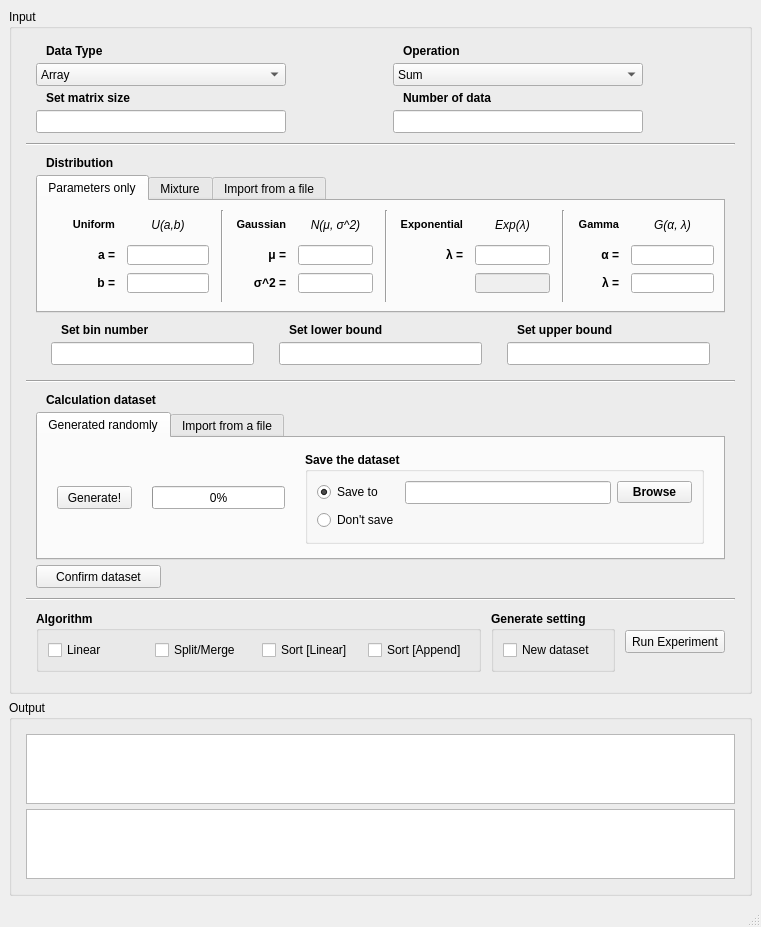
The window that src/mainwindow.ui (hungnv-sr/Map-Reduce-USTH-M1-2019) describes before a commit, drawn with Qt 5.
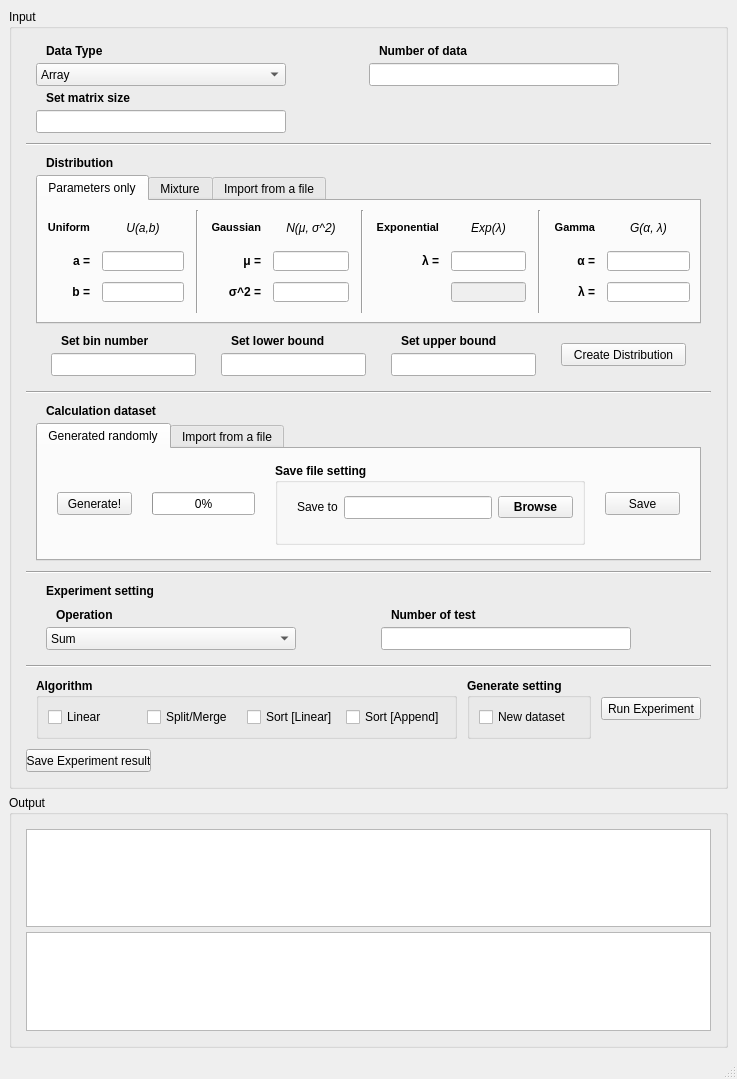
The same window after the commit.

Patch:
```diff
--- a/src/mainwindow.ui
+++ b/src/mainwindow.ui
@@ -6,8 +6,8 @@
    <rect>
     <x>0</x>
     <y>0</y>
-    <width>761</width>
-    <height>923</height>
+    <width>737</width>
+    <height>1079</height>
    </rect>
   </property>
   <property name="windowTitle">
@@ -30,7 +30,7 @@
           <number>5</number>
          </property>
          <item row="0" column="0">
-          <layout class="QVBoxLayout" name="vLayoutInputComponents" stretch="0,1,0,0,0,0,0">
+          <layout class="QVBoxLayout" name="vLayoutInputComponents" stretch="0,1,0,0,0,0,0,0,0,0">
            <property name="spacing">
             <number>5</number>
            </property>
@@ -66,39 +66,11 @@
              <property name="verticalSpacing">
               <number>5</number>
              </property>
-             <item row="0" column="2" colspan="2">
-              <widget class="QLabel" name="lblOperation">
+             <item row="3" column="0" colspan="2">
+              <widget class="QLineEdit" name="lEditMatSize">
                <property name="minimumSize">
                 <size>
-                 <width>0</width>
-                 <height>14</height>
-                </size>
-               </property>
-               <property name="maximumSize">
-                <size>
-                 <width>16777215</width>
-                 <height>14</height>
-                </size>
-               </property>
-               <property name="font">
-                <font>
-                 <weight>75</weight>
-                 <bold>true</bold>
-                </font>
-               </property>
-               <property name="text">
-                <string>Operation</string>
-               </property>
-               <property name="indent">
-                <number>10</number>
-               </property>
-              </widget>
-             </item>
-             <item row="1" column="2" colspan="2">
-              <widget class="QComboBox" name="cBoxOperation">
-               <property name="minimumSize">
-                <size>
-                 <width>0</width>
+                 <width>50</width>
                  <height>23</height>
                 </size>
                </property>
@@ -108,21 +80,6 @@
                  <height>16777215</height>
                 </size>
                </property>
-               <item>
-                <property name="text">
-                 <string>Sum</string>
-                </property>
-               </item>
-               <item>
-                <property name="text">
-                 <string>Multiplication</string>
-                </property>
-               </item>
-               <item>
-                <property name="text">
-                 <string>Element-wise multiplication</string>
-                </property>
-               </item>
               </widget>
              </item>
              <item row="1" column="0" colspan="2">
@@ -151,22 +108,6 @@
                </item>
               </widget>
              </item>
-             <item row="3" column="0" colspan="2">
-              <widget class="QLineEdit" name="lEditMatSize">
-               <property name="minimumSize">
-                <size>
-                 <width>50</width>
-                 <height>23</height>
-                </size>
-               </property>
-               <property name="maximumSize">
-                <size>
-                 <width>250</width>
-                 <height>16777215</height>
-                </size>
-               </property>
-              </widget>
-             </item>
              <item row="2" column="0" colspan="2">
               <widget class="QLabel" name="lblMatSize">
                <property name="minimumSize">
@@ -195,34 +136,6 @@
                </property>
               </widget>
              </item>
-             <item row="2" column="2" colspan="2">
-              <widget class="QLabel" name="lblNumData">
-               <property name="minimumSize">
-                <size>
-                 <width>0</width>
-                 <height>14</height>
-                </size>
-               </property>
-               <property name="maximumSize">
-                <size>
-                 <width>16777215</width>
-                 <height>14</height>
-                </size>
-               </property>
-               <property name="font">
-                <font>
-                 <weight>75</weight>
-                 <bold>true</bold>
-                </font>
-               </property>
-               <property name="text">
-                <string>Number of data</string>
-               </property>
-               <property name="indent">
-                <number>10</number>
-               </property>
-              </widget>
-             </item>
              <item row="0" column="0" colspan="2">
               <widget class="QLabel" name="lblDataType">
                <property name="minimumSize">
@@ -251,7 +164,35 @@
                </property>
               </widget>
              </item>
-             <item row="3" column="2" colspan="2">
+             <item row="0" column="2" colspan="2">
+              <widget class="QLabel" name="lblNumData">
+               <property name="minimumSize">
+                <size>
+                 <width>0</width>
+                 <height>14</height>
+                </size>
+               </property>
+               <property name="maximumSize">
+                <size>
+                 <width>16777215</width>
+                 <height>14</height>
+                </size>
+               </property>
+               <property name="font">
+                <font>
+                 <weight>75</weight>
+                 <bold>true</bold>
+                </font>
+               </property>
+               <property name="text">
+                <string>Number of data</string>
+               </property>
+               <property name="indent">
+                <number>10</number>
+               </property>
+              </widget>
+             </item>
+             <item row="1" column="2" colspan="2">
               <widget class="QLineEdit" name="lEditNumData">
                <property name="minimumSize">
                 <size>
@@ -340,7 +281,7 @@
                     <number>12</number>
                    </property>
                    <property name="leftMargin">
-                    <number>25</number>
+                    <number>0</number>
                    </property>
                    <property name="topMargin">
                     <number>0</number>
@@ -1068,7 +1009,7 @@
               </widget>
              </item>
              <item>
-              <layout class="QGridLayout" name="gLayoutBounds" columnstretch="1,1,1">
+              <layout class="QGridLayout" name="gLayoutBounds" columnstretch="1,1,1,0">
                <property name="leftMargin">
                 <number>15</number>
                </property>
@@ -1087,6 +1028,62 @@
                <property name="verticalSpacing">
                 <number>5</number>
                </property>
+               <item row="0" column="2">
+                <widget class="QLabel" name="lblUpperBound">
+                 <property name="minimumSize">
+                  <size>
+                   <width>0</width>
+                   <height>14</height>
+                  </size>
+                 </property>
+                 <property name="maximumSize">
+                  <size>
+                   <width>16777215</width>
+                   <height>14</height>
+                  </size>
+                 </property>
+                 <property name="font">
+                  <font>
+                   <weight>75</weight>
+                   <bold>true</bold>
+                  </font>
+                 </property>
+                 <property name="text">
+                  <string>Set upper bound</string>
+                 </property>
+                 <property name="indent">
+                  <number>10</number>
+                 </property>
+                </widget>
+               </item>
+               <item row="0" column="1">
+                <widget class="QLabel" name="lblLowerBound">
+                 <property name="minimumSize">
+                  <size>
+                   <width>0</width>
+                   <height>14</height>
+                  </size>
+                 </property>
+                 <property name="maximumSize">
+                  <size>
+                   <width>16777215</width>
+                   <height>14</height>
+                  </size>
+                 </property>
+                 <property name="font">
+                  <font>
+                   <weight>75</weight>
+                   <bold>true</bold>
+                  </font>
+                 </property>
+                 <property name="text">
+                  <string>Set lower bound</string>
+                 </property>
+                 <property name="indent">
+                  <number>10</number>
+                 </property>
+                </widget>
+               </item>
                <item row="1" column="1">
                 <widget class="QLineEdit" name="lEditLowerBound">
                  <property name="minimumSize">
@@ -1163,59 +1160,30 @@
                  </property>
                 </widget>
                </item>
-               <item row="0" column="1">
-                <widget class="QLabel" name="lblLowerBound">
+               <item row="0" column="3" rowspan="2">
+                <widget class="QPushButton" name="pButtonCreateDistribution">
                  <property name="minimumSize">
                   <size>
-                   <width>0</width>
-                   <height>14</height>
+                   <width>125</width>
+                   <height>23</height>
                   </size>
                  </property>
                  <property name="maximumSize">
                   <size>
-                   <width>16777215</width>
-                   <height>14</height>
+                   <width>125</width>
+                   <height>16777215</height>
                   </size>
                  </property>
                  <property name="font">
                   <font>
-                   <weight>75</weight>
-                   <bold>true</bold>
+                   <italic>false</italic>
                   </font>
                  </property>
-                 <property name="text">
-                  <string>Set lower bound</string>
+                 <property name="layoutDirection">
+                  <enum>Qt::LeftToRight</enum>
                  </property>
-                 <property name="indent">
-                  <number>10</number>
-                 </property>
-                </widget>
-               </item>
-               <item row="0" column="2">
-                <widget class="QLabel" name="lblUpperBound">
-                 <property name="minimumSize">
-                  <size>
-                   <width>0</width>
-                   <height>14</height>
-                  </size>
-                 </property>
-                 <property name="maximumSize">
-                  <size>
-                   <width>16777215</width>
-                   <height>14</height>
-                  </size>
-                 </property>
-                 <property name="font">
-                  <font>
-                   <weight>75</weight>
-                   <bold>true</bold>
-                  </font>
-                 </property>
                  <property name="text">
-                  <string>Set upper bound</string>
-                 </property>
-                 <property name="indent">
-                  <number>10</number>
+                  <string>Create Distribution</string>
                  </property>
                 </widget>
                </item>
@@ -1283,7 +1251,7 @@
                 </attribute>
                 <layout class="QHBoxLayout" name="horizontalLayout_9">
                  <item>
-                  <layout class="QHBoxLayout" name="hLayoutInput_3_Page_1" stretch="1,2,6">
+                  <layout class="QHBoxLayout" name="hLayoutInput_3_Page_1" stretch="1,2,6,0">
                    <property name="spacing">
                     <number>20</number>
                    </property>
@@ -1346,9 +1314,25 @@
                       </font>
                      </property>
                      <property name="title">
-                      <string>Save the dataset</string>
+                      <string>Save file setting</string>
                      </property>
                      <layout class="QGridLayout" name="gridLayout_3">
+                      <property name="topMargin">
+                       <number>0</number>
+                      </property>
+                      <item row="0" column="2">
+                       <widget class="QPushButton" name="pButtonBrowseDir">
+                        <property name="maximumSize">
+                         <size>
+                          <width>75</width>
+                          <height>16777215</height>
+                         </size>
+                        </property>
+                        <property name="text">
+                         <string>Browse</string>
+                        </property>
+                       </widget>
+                      </item>
                       <item row="0" column="1">
                        <widget class="QLineEdit" name="lEditSaveDir">
                         <property name="minimumSize">
@@ -1372,51 +1356,65 @@
                         </property>
                        </widget>
                       </item>
-                      <item row="0" column="2">
-                       <widget class="QPushButton" name="pButtonBrowseDir">
-                        <property name="maximumSize">
-                         <size>
-                          <width>75</width>
-                          <height>16777215</height>
-                         </size>
-                        </property>
-                        <property name="text">
-                         <string>Browse</string>
-                        </property>
-                       </widget>
-                      </item>
                       <item row="0" column="0">
-                       <widget class="QRadioButton" name="rButtonSave">
+                       <widget class="QLabel" name="lblUpperBound_2">
+                        <property name="minimumSize">
+                         <size>
+                          <width>0</width>
+                          <height>14</height>
+                         </size>
+                        </property>
+                        <property name="maximumSize">
+                         <size>
+                          <width>16777215</width>
+                          <height>14</height>
+                         </size>
+                        </property>
                         <property name="font">
                          <font>
                           <weight>50</weight>
+                          <italic>false</italic>
                           <bold>false</bold>
                          </font>
                         </property>
                         <property name="text">
                          <string>Save to</string>
                         </property>
-                        <property name="checked">
-                         <bool>true</bool>
-                        </property>
-                       </widget>
-                      </item>
-                      <item row="1" column="0">
-                       <widget class="QRadioButton" name="rButtonDontSave">
-                        <property name="font">
-                         <font>
-                          <weight>50</weight>
-                          <bold>false</bold>
-                         </font>
-                        </property>
-                        <property name="text">
-                         <string>Don't save</string>
+                        <property name="indent">
+                         <number>10</number>
                         </property>
                        </widget>
                       </item>
                      </layout>
                     </widget>
                    </item>
+                   <item>
+                    <widget class="QPushButton" name="pButtonSave">
+                     <property name="minimumSize">
+                      <size>
+                       <width>75</width>
+                       <height>23</height>
+                      </size>
+                     </property>
+                     <property name="maximumSize">
+                      <size>
+                       <width>75</width>
+                       <height>16777215</height>
+                      </size>
+                     </property>
+                     <property name="font">
+                      <font>
+                       <italic>false</italic>
+                      </font>
+                     </property>
+                     <property name="layoutDirection">
+                      <enum>Qt::LeftToRight</enum>
+                     </property>
+                     <property name="text">
+                      <string>Save</string>
+                     </property>
+                    </widget>
+                   </item>
                   </layout>
                  </item>
                 </layout>
@@ -1501,33 +1499,6 @@
                </widget>
               </widget>
              </item>
-             <item>
-              <widget class="QPushButton" name="pButtonConfirmDataset">
-               <property name="minimumSize">
-                <size>
-                 <width>125</width>
-                 <height>23</height>
-                </size>
-               </property>
-               <property name="maximumSize">
-                <size>
-                 <width>125</width>
-                 <height>16777215</height>
-                </size>
-               </property>
-               <property name="font">
-                <font>
-                 <italic>false</italic>
-                </font>
-               </property>
-               <property name="layoutDirection">
-                <enum>Qt::LeftToRight</enum>
-               </property>
-               <property name="text">
-                <string>Confirm dataset</string>
-               </property>
-              </widget>
-             </item>
             </layout>
            </item>
            <item>
@@ -1537,6 +1508,165 @@
              </property>
             </widget>
            </item>
+           <item>
+            <layout class="QVBoxLayout" name="vLayoutInput_3">
+             <property name="leftMargin">
+              <number>10</number>
+             </property>
+             <property name="topMargin">
+              <number>5</number>
+             </property>
+             <property name="rightMargin">
+              <number>10</number>
+             </property>
+             <property name="bottomMargin">
+              <number>5</number>
+             </property>
+             <item>
+              <widget class="QLabel" name="lbExperimentSetting">
+               <property name="font">
+                <font>
+                 <weight>75</weight>
+                 <bold>true</bold>
+                </font>
+               </property>
+               <property name="text">
+                <string>Experiment setting</string>
+               </property>
+               <property name="indent">
+                <number>10</number>
+               </property>
+              </widget>
+             </item>
+             <item>
+              <layout class="QGridLayout" name="gLayoutInput_3" columnstretch="0,0,0,0">
+               <property name="leftMargin">
+                <number>10</number>
+               </property>
+               <property name="topMargin">
+                <number>5</number>
+               </property>
+               <property name="rightMargin">
+                <number>10</number>
+               </property>
+               <property name="bottomMargin">
+                <number>5</number>
+               </property>
+               <property name="horizontalSpacing">
+                <number>25</number>
+               </property>
+               <property name="verticalSpacing">
+                <number>5</number>
+               </property>
+               <item row="0" column="0" colspan="2">
+                <widget class="QLabel" name="lblOperation">
+                 <property name="minimumSize">
+                  <size>
+                   <width>0</width>
+                   <height>14</height>
+                  </size>
+                 </property>
+                 <property name="maximumSize">
+                  <size>
+                   <width>16777215</width>
+                   <height>14</height>
+                  </size>
+                 </property>
+                 <property name="font">
+                  <font>
+                   <weight>75</weight>
+                   <bold>true</bold>
+                  </font>
+                 </property>
+                 <property name="text">
+                  <string>Operation</string>
+                 </property>
+                 <property name="indent">
+                  <number>10</number>
+                 </property>
+                </widget>
+               </item>
+               <item row="0" column="2" colspan="2">
+                <widget class="QLabel" name="lblNumTest">
+                 <property name="minimumSize">
+                  <size>
+                   <width>0</width>
+                   <height>14</height>
+                  </size>
+                 </property>
+                 <property name="maximumSize">
+                  <size>
+                   <width>16777215</width>
+                   <height>14</height>
+                  </size>
+                 </property>
+                 <property name="font">
+                  <font>
+                   <weight>75</weight>
+                   <bold>true</bold>
+                  </font>
+                 </property>
+                 <property name="text">
+                  <string>Number of test</string>
+                 </property>
+                 <property name="indent">
+                  <number>10</number>
+                 </property>
+                </widget>
+               </item>
+               <item row="1" column="0" colspan="2">
+                <widget class="QComboBox" name="cBoxOperation">
+                 <property name="minimumSize">
+                  <size>
+                   <width>50</width>
+                   <height>23</height>
+                  </size>
+                 </property>
+                 <property name="maximumSize">
+                  <size>
+                   <width>250</width>
+                   <height>16777215</height>
+                  </size>
+                 </property>
+                 <item>
+                  <property name="text">
+                   <string>Sum</string>
+                  </property>
+                 </item>
+                 <item>
+                  <property name="text">
+                   <string>Multiplication</string>
+                  </property>
+                 </item>
+                </widget>
+               </item>
+               <item row="1" column="2" colspan="2">
+                <widget class="QLineEdit" name="lEditNumTest">
+                 <property name="minimumSize">
+                  <size>
+                   <width>50</width>
+                   <height>23</height>
+                  </size>
+                 </property>
+                 <property name="maximumSize">
+                  <size>
+                   <width>250</width>
+                   <height>16777215</height>
+                  </size>
+                 </property>
+                </widget>
+               </item>
+              </layout>
+             </item>
+            </layout>
+           </item>
+           <item>
+            <widget class="Line" name="sepHLine_4">
+             <property name="orientation">
+              <enum>Qt::Horizontal</enum>
+             </property>
+            </widget>
+           </item>
            <item>
             <layout class="QHBoxLayout" name="hLayoutControl" stretch="4,0,1">
              <property name="spacing">
@@ -1670,6 +1800,33 @@
              </item>
             </layout>
            </item>
+           <item>
+            <widget class="QPushButton" name="pButtonConfirmDataset_3">
+             <property name="minimumSize">
+              <size>
+               <width>125</width>
+               <height>23</height>
+              </size>
+             </property>
+             <property name="maximumSize">
+              <size>
+               <width>125</width>
+               <height>16777215</height>
+              </size>
+             </property>
+             <property name="font">
+              <font>
+               <italic>false</italic>
+              </font>
+             </property>
+             <property name="layoutDirection">
+              <enum>Qt::LeftToRight</enum>
+             </property>
+             <property name="text">
+              <string>Save Experiment result</string>
+             </property>
+            </widget>
+           </item>
           </layout>
          </item>
         </layout>
@@ -1722,7 +1879,7 @@
     <rect>
      <x>0</x>
      <y>0</y>
-     <width>761</width>
+     <width>737</width>
      <height>22</height>
     </rect>
    </property>
```
